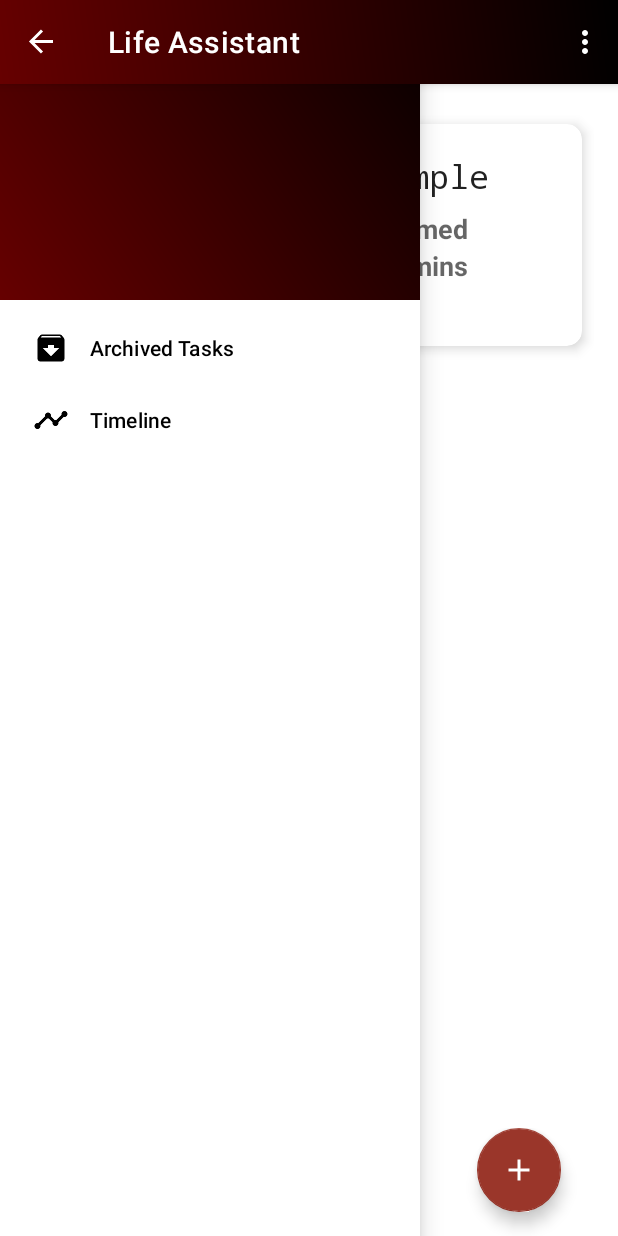
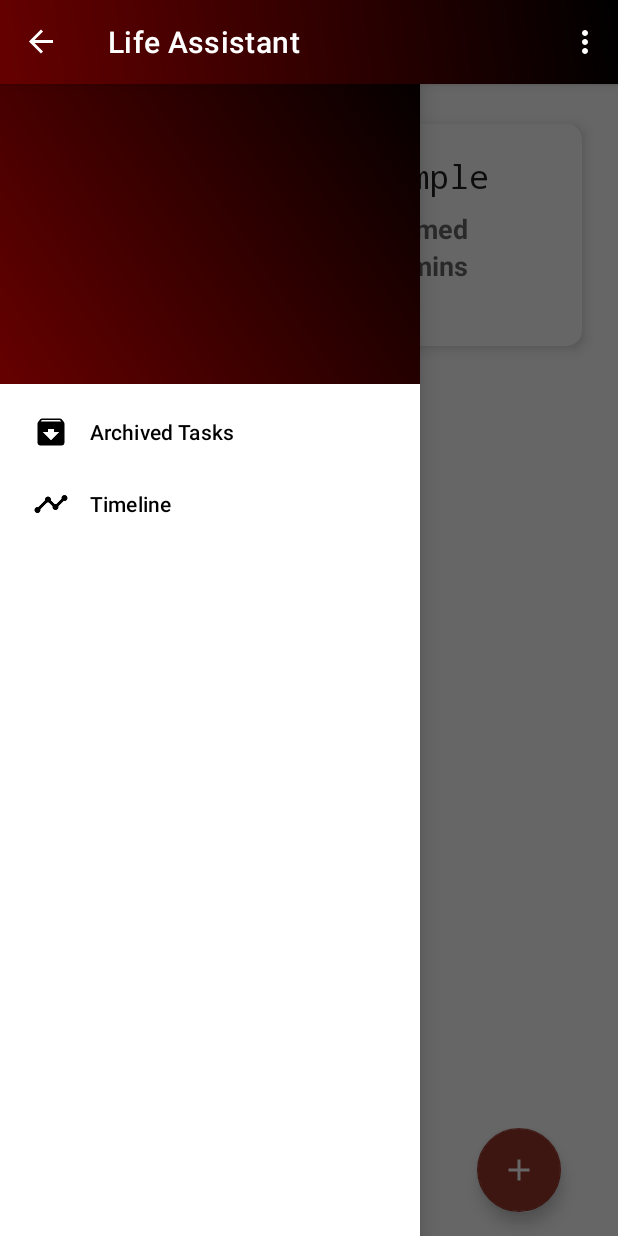
Before and after one commit to mysterious588/Life-Assistant, an Android app: the screen it shows after launch (MainActivity), with the side drawer open, on a phone screen of 412 x 824 dp. Run offline under Robolectric (Android 15) with nearby library versions, the phone set to English and light mode, and no system bars; our stand-ins replace Room's generated code, navigation-ui; libraries missing offline, so code that uses them is left out: com.ismaeldivita.chipnavigation, com.ohoussein.playpause, com.shinelw.library, com.skydoves.progressview; plain views replace ChipNavigationBar, ProgressView; 8 statements that could not run were skipped.

Commit message:
fix main activity not clickable issue

```diff
--- a/app/src/main/res/layout/activity_main.xml
+++ b/app/src/main/res/layout/activity_main.xml
@@ -1,11 +1,10 @@
 <?xml version="1.0" encoding="utf-8"?>
-
-
-<androidx.coordinatorlayout.widget.CoordinatorLayout xmlns:android="http://schemas.android.com/apk/res/android"
+<LinearLayout xmlns:android="http://schemas.android.com/apk/res/android"
     xmlns:app="http://schemas.android.com/apk/res-auto"
     xmlns:tools="http://schemas.android.com/tools"
     android:layout_width="match_parent"
     android:layout_height="match_parent"
+    android:orientation="vertical"
     tools:context="com.lifeassistance.Activities.MainActivity">
 
     <com.google.android.material.appbar.AppBarLayout
@@ -22,16 +21,14 @@
 
     </com.google.android.material.appbar.AppBarLayout>
 
-    <include layout="@layout/content_main" />
-
-    <androidx.drawerlayout.widget.DrawerLayout xmlns:android="http://schemas.android.com/apk/res/android"
-        xmlns:app="http://schemas.android.com/apk/res-auto"
-        xmlns:tools="http://schemas.android.com/tools"
+    <androidx.drawerlayout.widget.DrawerLayout
         android:id="@+id/drawerLayout"
         android:layout_width="match_parent"
         android:layout_height="match_parent"
         android:fitsSystemWindows="true"
         tools:openDrawer="start">
+
+        <include layout="@layout/content_main" />
 
         <com.google.android.material.navigation.NavigationView
             android:id="@+id/navigationDrawer"
@@ -44,4 +41,4 @@
 
     </androidx.drawerlayout.widget.DrawerLayout>
 
-</androidx.coordinatorlayout.widget.CoordinatorLayout>
+</LinearLayout>
```
